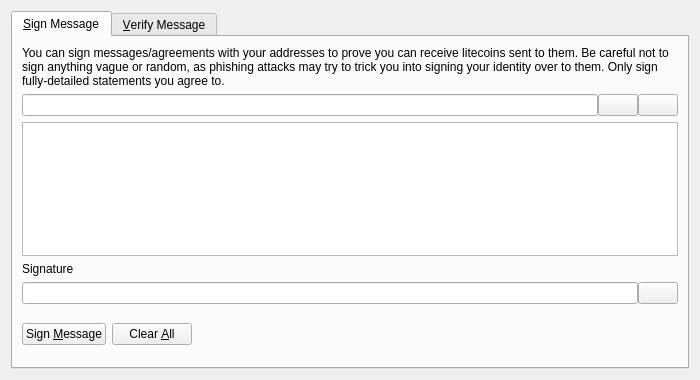
Qt form mimicoin24/src/qt/forms/signverifymessagedialog.ui (slavo3dev/mimicoin24) before a commit.
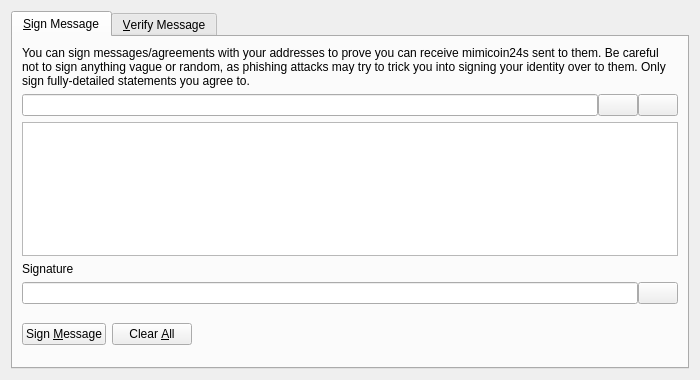
The same form after that commit. Icons and pictures are not drawn. Custom widgets are drawn as their Qt base class.

The edit to the form file:
```diff
--- a/mimicoin24/src/qt/forms/signverifymessagedialog.ui
+++ b/mimicoin24/src/qt/forms/signverifymessagedialog.ui
@@ -30,7 +30,7 @@
        <item>
         <widget class="QLabel" name="infoLabel_SM">
          <property name="text">
-          <string>You can sign messages/agreements with your addresses to prove you can receive litecoins sent to them. Be careful not to sign anything vague or random, as phishing attacks may try to trick you into signing your identity over to them. Only sign fully-detailed statements you agree to.</string>
+          <string>You can sign messages/agreements with your addresses to prove you can receive mimicoin24s sent to them. Be careful not to sign anything vague or random, as phishing attacks may try to trick you into signing your identity over to them. Only sign fully-detailed statements you agree to.</string>
          </property>
          <property name="textFormat">
           <enum>Qt::PlainText</enum>
```
Left out of the diff: 8 changed lines with no effect on the pictures.
